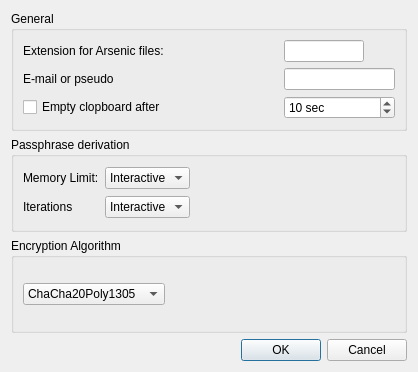
The window that src/arsenic/configDialog.ui (Antidote1911/arsenic) describes before a commit, drawn with Qt 5.
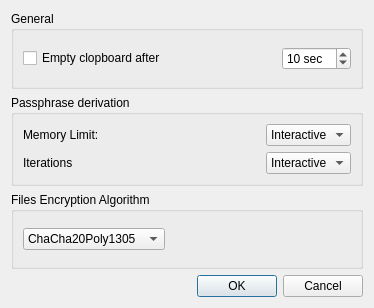
The same window after the commit.

Commit message: correct bug in chunk encryption

Diff of the .ui file:
```diff
--- a/src/arsenic/configDialog.ui
+++ b/src/arsenic/configDialog.ui
@@ -6,8 +6,8 @@
    <rect>
     <x>0</x>
     <y>0</y>
-    <width>418</width>
-    <height>372</height>
+    <width>374</width>
+    <height>308</height>
    </rect>
   </property>
   <property name="windowTitle">
@@ -20,31 +20,7 @@
       <string>General</string>
      </property>
      <layout class="QGridLayout" name="gridLayout">
-      <item row="0" column="0">
-       <widget class="QLabel" name="label">
-        <property name="text">
-         <string>Extension for Arsenic files:</string>
-        </property>
-       </widget>
-      </item>
-      <item row="1" column="0">
-       <widget class="QLabel" name="label_4">
-        <property name="text">
-         <string>E-mail or pseudo</string>
-        </property>
-       </widget>
-      </item>
-      <item row="2" column="0">
-       <widget class="QCheckBox" name="checkBox_empty">
-        <property name="text">
-         <string>Empty clopboard after</string>
-        </property>
-       </widget>
-      </item>
-      <item row="1" column="2">
-       <widget class="QLineEdit" name="editName"/>
-      </item>
-      <item row="2" column="2">
+      <item row="0" column="2">
        <widget class="QSpinBox" name="spinBox_clip">
         <property name="suffix">
          <string> sec</string>
@@ -60,26 +36,14 @@
         </property>
        </widget>
       </item>
-      <item row="0" column="2">
-       <widget class="QLineEdit" name="editExtension">
-        <property name="sizePolicy">
-         <sizepolicy hsizetype="Fixed" vsizetype="Fixed">
-          <horstretch>0</horstretch>
-          <verstretch>0</verstretch>
-         </sizepolicy>
-        </property>
-        <property name="maximumSize">
-         <size>
-          <width>80</width>
-          <height>16777215</height>
-         </size>
-        </property>
+      <item row="0" column="0">
+       <widget class="QCheckBox" name="checkBox_empty">
         <property name="text">
-         <string/>
+         <string>Empty clopboard after</string>
         </property>
        </widget>
       </item>
-      <item row="2" column="1">
+      <item row="0" column="1">
        <spacer name="horizontalSpacer">
         <property name="orientation">
          <enum>Qt::Horizontal</enum>
@@ -108,7 +72,7 @@
         </property>
        </widget>
       </item>
-      <item row="0" column="1">
+      <item row="0" column="2">
        <widget class="QComboBox" name="comboMemory">
         <property name="currentText">
          <string notr="true">Interactive</string>
@@ -130,6 +94,28 @@
         </item>
        </widget>
       </item>
+      <item row="1" column="2">
+       <widget class="QComboBox" name="comboOps">
+        <property name="currentText">
+         <string notr="true">Interactive</string>
+        </property>
+        <item>
+         <property name="text">
+          <string notr="true">Interactive</string>
+         </property>
+        </item>
+        <item>
+         <property name="text">
+          <string notr="true">Moderate</string>
+         </property>
+        </item>
+        <item>
+         <property name="text">
+          <string notr="true">Sensitive</string>
+         </property>
+        </item>
+       </widget>
+      </item>
       <item row="0" column="0">
        <widget class="QLabel" name="label_2">
         <property name="text">
@@ -137,29 +123,7 @@
         </property>
        </widget>
       </item>
-      <item row="1" column="1">
-       <widget class="QComboBox" name="comboOps">
-        <property name="currentText">
-         <string notr="true">Interactive</string>
-        </property>
-        <item>
-         <property name="text">
-          <string notr="true">Interactive</string>
-         </property>
-        </item>
-        <item>
-         <property name="text">
-          <string notr="true">Moderate</string>
-         </property>
-        </item>
-        <item>
-         <property name="text">
-          <string notr="true">Sensitive</string>
-         </property>
-        </item>
-       </widget>
-      </item>
-      <item row="0" column="2">
+      <item row="0" column="1">
        <spacer name="horizontalSpacer_2">
         <property name="orientation">
          <enum>Qt::Horizontal</enum>
@@ -178,7 +142,7 @@
    <item>
     <widget class="QGroupBox" name="groupBox_3">
      <property name="title">
-      <string>Encryption Algorithm</string>
+      <string>Files Encryption Algorithm</string>
      </property>
      <layout class="QHBoxLayout" name="horizontalLayout">
       <item>
```
The commit also changes 8 other files.
